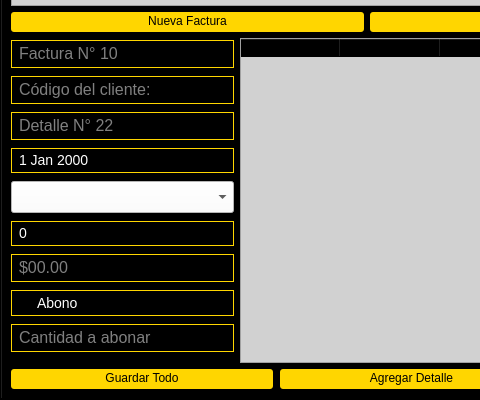
This is GymFitness/View/gymoperations.ui in J-Pinos3/Desktop_GymManagement as Qt 5 draws it before an edit; both pictures show x 0 to 480 and y 245 to 645 of the 1092 by 645 pixel window. The edited form follows.
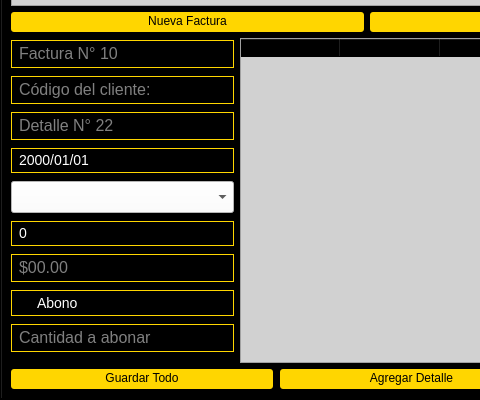
This is the edited form.

```diff
--- a/GymFitness/View/gymoperations.ui
+++ b/GymFitness/View/gymoperations.ui
@@ -831,7 +831,11 @@
               </widget>
              </item>
              <item>
-              <widget class="QDateEdit" name="paymentDatePay"/>
+              <widget class="QDateEdit" name="paymentDatePay">
+               <property name="displayFormat">
+                <string>yyyy/MM/dd</string>
+               </property>
+              </widget>
              </item>
              <item>
               <widget class="QComboBox" name="cbxPaymentPackage"/>
```
Left out of the diff: 4 changed lines with no effect on the pictures.
